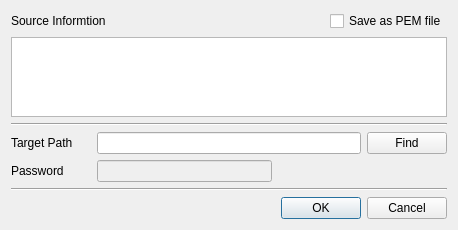
Old version of the form CertMan/export_dlg.ui in the repository jykim74/CertMan.
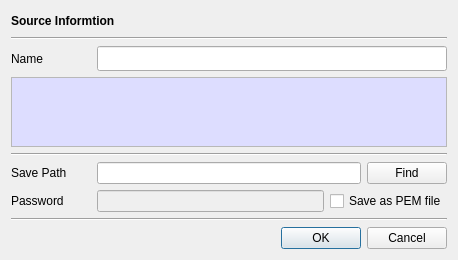
New version of the form.

```diff
--- a/CertMan/export_dlg.ui
+++ b/CertMan/export_dlg.ui
@@ -7,7 +7,7 @@
     <x>0</x>
     <y>0</y>
     <width>458</width>
-    <height>230</height>
+    <height>260</height>
    </rect>
   </property>
   <property name="windowTitle">
@@ -19,20 +19,6 @@
      <property name="topMargin">
       <number>0</number>
      </property>
-     <item row="0" column="2">
-      <widget class="QCheckBox" name="mPEMSaveCheck">
-       <property name="text">
-        <string>Save as PEM file</string>
-       </property>
-      </widget>
-     </item>
-     <item row="0" column="0">
-      <widget class="QLabel" name="label_2">
-       <property name="text">
-        <string>Source Informtion</string>
-       </property>
-      </widget>
-     </item>
      <item row="0" column="1">
       <spacer name="horizontalSpacer">
        <property name="orientation">
@@ -46,10 +32,107 @@
        </property>
       </spacer>
      </item>
+     <item row="0" column="0">
+      <widget class="QLabel" name="mExportLabel">
+       <property name="font">
+        <font>
+         <weight>75</weight>
+         <bold>true</bold>
+        </font>
+       </property>
+       <property name="text">
+        <string>Source Informtion</string>
+       </property>
+      </widget>
+     </item>
+    </layout>
+   </item>
+   <item>
+    <widget class="Line" name="line_3">
+     <property name="orientation">
+      <enum>Qt::Horizontal</enum>
+     </property>
+    </widget>
+   </item>
+   <item>
+    <layout class="QGridLayout" name="gridLayout_4">
+     <property name="topMargin">
+      <number>0</number>
+     </property>
+     <item row="0" column="0">
+      <widget class="QLabel" name="label_2">
+       <property name="minimumSize">
+        <size>
+         <width>80</width>
+         <height>0</height>
+        </size>
+       </property>
+       <property name="text">
+        <string>Name</string>
+       </property>
+      </widget>
+     </item>
+     <item row="0" column="1">
+      <widget class="QLineEdit" name="mNameText">
+       <property name="font">
+        <font>
+         <family>굴림체</family>
+        </font>
+       </property>
+       <property name="readOnly">
+        <bool>true</bool>
+       </property>
+      </widget>
+     </item>
     </layout>
    </item>
    <item>
     <widget class="QPlainTextEdit" name="mInfoText">
+     <property name="palette">
+      <palette>
+       <active>
+        <colorrole role="Base">
+         <brush brushstyle="SolidPattern">
+          <color alpha="255">
+           <red>221</red>
+           <green>221</green>
+           <blue>255</blue>
+          </color>
+         </brush>
+        </colorrole>
+       </active>
+       <inactive>
+        <colorrole role="Base">
+         <brush brushstyle="SolidPattern">
+          <color alpha="255">
+           <red>221</red>
+           <green>221</green>
+           <blue>255</blue>
+          </color>
+         </brush>
+        </colorrole>
+       </inactive>
+       <disabled>
+        <colorrole role="Base">
+         <brush brushstyle="SolidPattern">
+          <color alpha="255">
+           <red>240</red>
+           <green>240</green>
+           <blue>240</blue>
+          </color>
+         </brush>
+        </colorrole>
+       </disabled>
+      </palette>
+     </property>
+     <property name="font">
+      <font>
+       <family>굴림체</family>
+      </font>
+     </property>
+     <property name="verticalScrollBarPolicy">
+      <enum>Qt::ScrollBarAlwaysOff</enum>
+     </property>
      <property name="readOnly">
       <bool>true</bool>
      </property>
@@ -79,7 +162,7 @@
         </size>
        </property>
        <property name="text">
-        <string>Target Path</string>
+        <string>Save Path</string>
        </property>
       </widget>
      </item>
@@ -97,19 +180,6 @@
      <property name="topMargin">
       <number>0</number>
      </property>
-     <item row="0" column="0">
-      <widget class="QLabel" name="label_3">
-       <property name="minimumSize">
-        <size>
-         <width>80</width>
-         <height>0</height>
-        </size>
-       </property>
-       <property name="text">
-        <string>Password</string>
-       </property>
-      </widget>
-     </item>
      <item row="0" column="1">
       <widget class="QLineEdit" name="mPasswordText">
        <property name="enabled">
@@ -117,18 +187,25 @@
        </property>
       </widget>
      </item>
-     <item row="0" column="2">
-      <spacer name="horizontalSpacer_2">
-       <property name="orientation">
-        <enum>Qt::Horizontal</enum>
-       </property>
-       <property name="sizeHint" stdset="0">
+     <item row="0" column="0">
+      <widget class="QLabel" name="label_3">
+       <property name="minimumSize">
         <size>
-         <width>40</width>
-         <height>20</height>
+         <width>80</width>
+         <height>0</height>
         </size>
        </property>
-      </spacer>
+       <property name="text">
+        <string>Password</string>
+       </property>
+      </widget>
+     </item>
+     <item row="0" column="2">
+      <widget class="QCheckBox" name="mPEMSaveCheck">
+       <property name="text">
+        <string>Save as PEM file</string>
+       </property>
+      </widget>
      </item>
     </layout>
    </item>
```
Left out of the diff: 1 changed line with no effect on the pictures.
